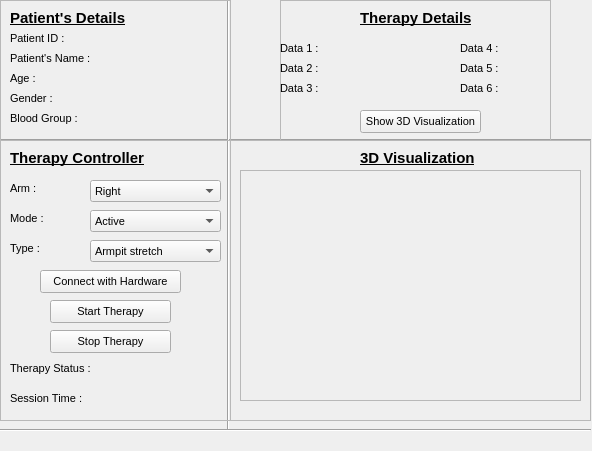
The window that UI/TherapyPortal.ui (rr-uchchash360/Therapia) describes before a commit, drawn with Qt 5.
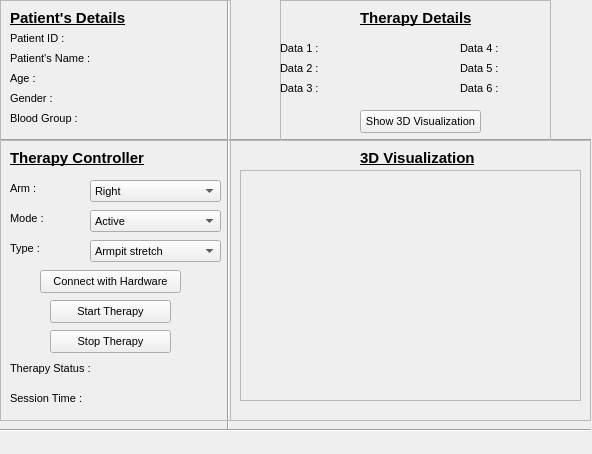
The same window after the commit.

```diff
--- a/UI/TherapyPortal.ui
+++ b/UI/TherapyPortal.ui
@@ -7,7 +7,7 @@
     <x>0</x>
     <y>0</y>
     <width>592</width>
-    <height>451</height>
+    <height>454</height>
    </rect>
   </property>
   <property name="font">
```
